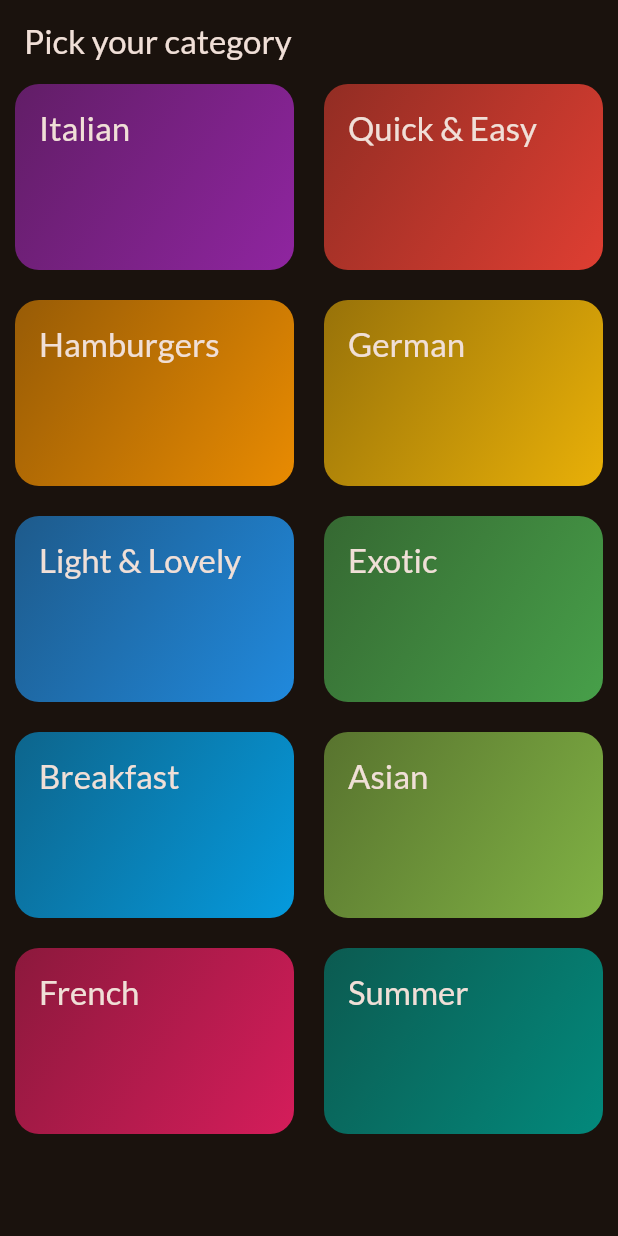
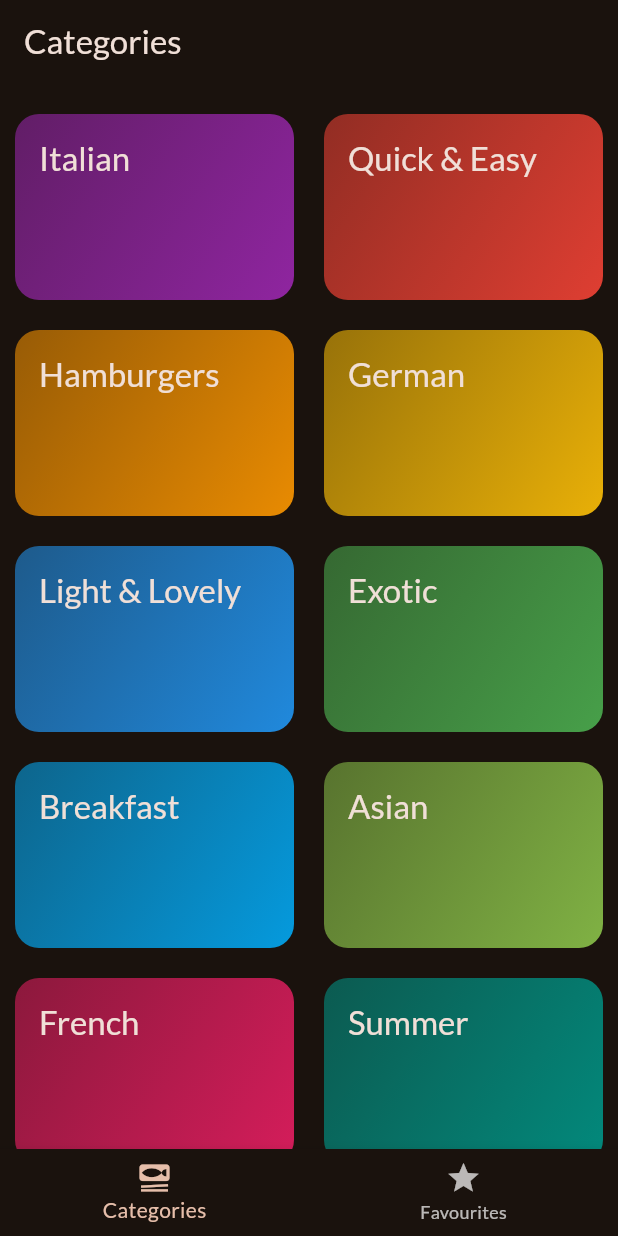
Before and after one commit to vaishakh-pk/MixMeal, a Flutter app: the screen it shows after launch, on a phone screen of 412 x 824 dp. Run offline on Flutter 3.47's test engine with Material 3 defaults, Android fonts, the phone set to English and light mode, and no system bars; our stand-ins replace google_fonts, transparent_image.

Commit message:
Favourites

```diff
--- a/lib/main.dart
+++ b/lib/main.dart
@@ -2,6 +2,7 @@ import 'package:flutter/material.dart';
 
 import 'package:google_fonts/google_fonts.dart';
 import 'package:mixmeal/screens/categories.dart';
+import 'package:mixmeal/screens/tabs.dart';
 
 final theme = ThemeData(
   useMaterial3: true,
@@ -23,7 +24,7 @@ class App extends StatelessWidget {
   Widget build(BuildContext context) {
     return MaterialApp(
       theme: theme,
-      home: const CategoriesScreen()
+      home: const TabsScreen()
     );
   }
 }
--- a/lib/screens/categories.dart
+++ b/lib/screens/categories.dart
@@ -1,30 +1,29 @@
 import 'package:flutter/foundation.dart';
 import 'package:flutter/material.dart';
 import 'package:mixmeal/data/dummy_data.dart';
+import 'package:mixmeal/models/meal.dart';
 import 'package:mixmeal/screens/meals.dart';
 import 'package:mixmeal/widgets/category_grid_item.dart';
 import 'package:mixmeal/models/category.dart';
 
 class CategoriesScreen extends StatelessWidget {
-  const CategoriesScreen({super.key});
+  const CategoriesScreen({super.key, required this.onToggleFavourite});
+
+  final void Function(Meal meal) onToggleFavourite;
 
   void _selectCategory(BuildContext context, MealCategory selectedCategory) {
 
     final filteredMeals = dummyMeals.where((meal) => meal.categories.contains(selectedCategory.id)).toList();
 
     Navigator.of(context).push(MaterialPageRoute(
-        builder: (ctx) => MealsScreen(title: selectedCategory.title, meals: filteredMeals)));
+        builder: (ctx) => MealsScreen(title: selectedCategory.title, meals: filteredMeals,onToggleFavourite: onToggleFavourite,)));
   }
 
   @override
   Widget build(BuildContext context) {
     var kcolour = Colors.white;
-    return Scaffold(
-      appBar: AppBar(
-        title: const Text('Pick your category'),
-      ),
-      body: GridView(
-          padding: const EdgeInsets.symmetric(horizontal: 10),
+    return GridView(
+          padding: const EdgeInsets.symmetric(horizontal: 10, vertical: 20),
           gridDelegate: const SliverGridDelegateWithFixedCrossAxisCount(
               crossAxisCount: 2,
               childAspectRatio: 3 / 2,
@@ -38,7 +37,7 @@ class CategoriesScreen extends StatelessWidget {
                   _selectCategory(context,category);
                 },
               )
-          ]),
+          ],
     );
   }
 }
--- /dev/null
+++ b/lib/screens/tabs.dart
@@ -0,0 +1,69 @@
+import 'package:flutter/material.dart';
+import 'package:mixmeal/main.dart';
+import 'package:mixmeal/models/meal.dart';
+import 'package:mixmeal/screens/categories.dart';
+import 'package:mixmeal/screens/meals.dart';
+
+class TabsScreen extends StatefulWidget {
+  const TabsScreen({super.key});
+
+  @override
+  State<TabsScreen> createState() => _TabsScreenState();
+}
+
+class _TabsScreenState extends State<TabsScreen> {
+  int _selectedPageIndex = 0;
+
+  void _selectpage(int index) {
+    setState(() {
+      _selectedPageIndex = index;
+    });
+  }
+
+  final List<Meal> _favouriteMeals = [];
+
+  void _toggleMealFavouriteStatus(Meal meal) {
+    final isExisting = _favouriteMeals.contains(meal);
+
+    if (isExisting) {
+      setState(() {
+      _favouriteMeals.remove(meal);
+      });
+    } else {
+      setState(() {
+        _favouriteMeals.add(meal);
+      });
+    }
+  }
+
+  @override
+  Widget build(BuildContext context) {
+    Widget activePage = CategoriesScreen(
+      onToggleFavourite: _toggleMealFavouriteStatus,
+    );
+
+    var activePageTitle = 'Categories';
+
+    if (_selectedPageIndex == 1) {
+      activePage =
+          MealsScreen(meals: _favouriteMeals, onToggleFavourite: _toggleMealFavouriteStatus);
+      activePageTitle = 'Favourites';
+    }
+
+    return Scaffold(
+      appBar: AppBar(
+        title: Text(activePageTitle),
+      ),
+      body: activePage,
+      bottomNavigationBar: BottomNavigationBar(
+        currentIndex: _selectedPageIndex,
+        items: const [
+          BottomNavigationBarItem(
+              icon: Icon(Icons.set_meal), label: 'Categories'),
+          BottomNavigationBarItem(icon: Icon(Icons.star), label: 'Favourites')
+        ],
+        onTap: _selectpage,
+      ),
+    );
+  }
+}
```
Also changed, not shown: lib/screens/meal_details.dart (+16 -10 lines), lib/screens/meals.dart (+12 -4 lines).
